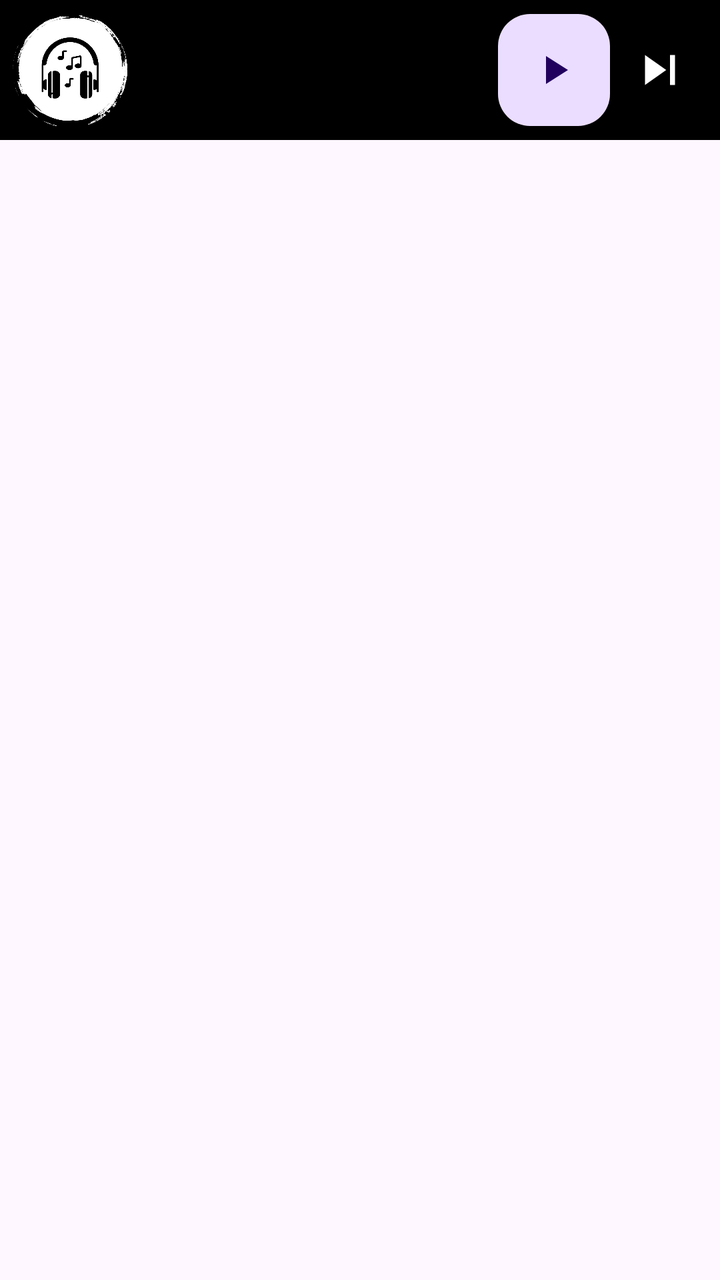
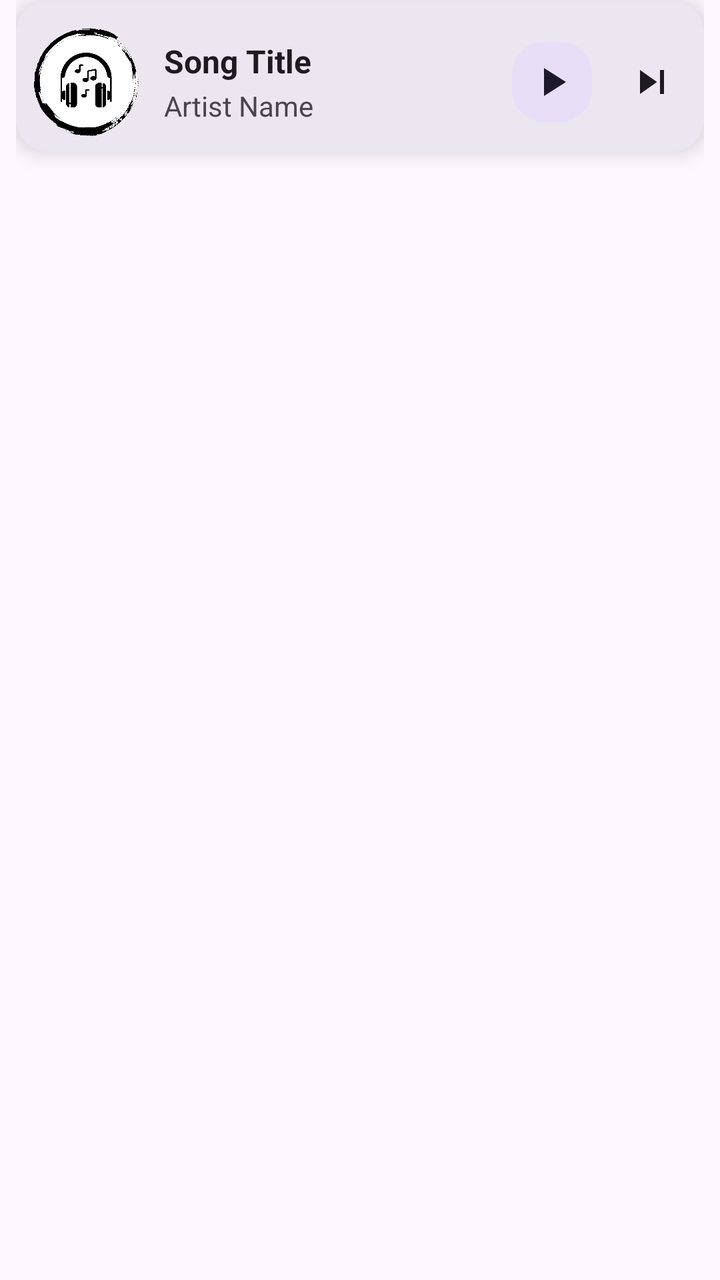

Compare the two renders of this Android layout. The source of the first and the diff that turns it into the second are given below.
<!-- AndroidManifest.xml: application theme Theme.OneTheme -->
<!-- res/layout/fragment_now_player_bottom.xml -->
<?xml version="1.0" encoding="utf-8"?>
<FrameLayout xmlns:android="http://schemas.android.com/apk/res/android"
    xmlns:app="http://schemas.android.com/apk/res-auto"
    android:layout_width="match_parent"
    android:layout_height="match_parent">

    <RelativeLayout
        android:id="@+id/cardBottomPlayer"
        android:layout_width="match_parent"
        android:layout_height="wrap_content"
        android:background="?colorError"
        android:padding="5sp">

        <ImageView
            android:id="@+id/albumArt"
            android:layout_width="60sp"
            android:layout_height="60sp"
            android:scaleType="centerCrop"
            android:src="@drawable/logo" />

        <ImageView
            android:id="@+id/nextBtn"
            android:layout_width="30sp"
            android:layout_height="30sp"
            android:layout_alignParentEnd="true"
            android:layout_centerVertical="true"
            android:layout_marginEnd="10sp"
            android:src="@drawable/ic_skip_next" />

        <com.google.android.material.floatingactionbutton.FloatingActionButton
            android:id="@+id/playPauseBtn"
            android:layout_width="wrap_content"
            android:layout_height="wrap_content"
            android:layout_centerVertical="true"
            android:layout_marginEnd="10sp"
            android:layout_toStartOf="@+id/nextBtn"
            android:src="@drawable/ic_play"
            app:fabSize="mini" />

        <TextView
            android:id="@+id/name"
            android:layout_width="wrap_content"
            android:layout_height="wrap_content"
            android:layout_marginStart="15sp"
            android:layout_marginTop="5sp"
            android:layout_toStartOf="@+id/playPauseBtn"
            android:layout_toEndOf="@+id/albumArt"
            android:maxLines="1"
            android:textColor="?colorOnBackground"
            android:textSize="18sp" />

        <TextView
            android:id="@+id/artist"
            android:layout_width="wrap_content"
            android:layout_height="wrap_content"
            android:layout_below="@+id/name"
            android:layout_marginStart="15sp"
            android:layout_marginTop="5sp"
            android:layout_toStartOf="@+id/playPauseBtn"
            android:layout_toEndOf="@+id/albumArt"
            android:maxLines="1"
            android:textColor="?colorOnBackground"
            android:textSize="15sp" />

    </RelativeLayout>

</FrameLayout>
<!-- resources referenced by this layout -->
<resources>
  <!-- drawable ic_play (drawable) -->
  <vector xmlns:android="http://schemas.android.com/apk/res/android"
      android:width="24dp"
      android:height="24dp"
      android:viewportWidth="24"
      android:viewportHeight="24"
      android:tint="?attr/colorControlNormal">
    <path
        android:fillColor="@android:color/white"
        android:pathData="M8,5v14l11,-7z"/>
  </vector>
  <!-- drawable ic_skip_next (drawable) -->
  <vector xmlns:android="http://schemas.android.com/apk/res/android"
      android:width="24dp"
      android:height="24dp"
      android:viewportWidth="24"
      android:viewportHeight="24">
      <path
          android:fillColor="@color/white"
          android:pathData="M6,18l8.5,-6L6,6v12zM16,6v12h2V6h-2z" />
  </vector>
  <!-- drawable logo: png bitmap (drawable, 176856 bytes) -->
  <style name="Theme.OneTheme" parent="Base.Theme.OneTheme" />
  <color name="white">#ffffff</color>
  <style name="Base.Theme.OneTheme" parent="Theme.Material3.DayNight">
          
          
          <item name="colorPrimary">@color/colorPrimary</item>
          <item name="colorPrimaryDark">@color/basic_2</item>
          <item name="colorAccent">@color/basic_2</item>
          <item name="color">@color/white</item>
          <item name="background">@color/basic_2</item>
          <item name="tickColor">@color/basic_2</item>
          <item name="trackColor">@color/basic_2</item>
          <item name="colorOnBackground">@color/white</item>
          <item name="colorError">@color/dark</item>
          <item name="colorOnError">@color/basic_2</item>
      </style>
  <color name="colorPrimary">#fff</color>
      //Needed
  <color name="basic_2">#3c415e</color>
  <color name="dark">#000000</color>
</resources>

<!-- the commit's change to res/layout/fragment_now_player_bottom.xml (unified diff, before → after) -->
@@ -1,67 +1,122 @@
 <?xml version="1.0" encoding="utf-8"?>
-<FrameLayout xmlns:android="http://schemas.android.com/apk/res/android"
+<FrameLayout android:layout_width="match_parent"
+    android:layout_height="wrap_content"
     xmlns:app="http://schemas.android.com/apk/res-auto"
-    android:layout_width="match_parent"
-    android:layout_height="match_parent">
+    android:paddingStart="8dp"
+    android:paddingEnd="8dp"
+    android:paddingBottom="8dp"
+    xmlns:android="http://schemas.android.com/apk/res/android">
 
-    <RelativeLayout
+    <com.google.android.material.card.MaterialCardView
         android:id="@+id/cardBottomPlayer"
         android:layout_width="match_parent"
         android:layout_height="wrap_content"
-        android:background="?colorError"
-        android:padding="5sp">
+        app:cardCornerRadius="16dp"
+        app:cardElevation="6dp"
+        app:cardBackgroundColor="?attr/colorSurfaceContainerHigh"
+        app:strokeWidth="0dp">
 
-        <ImageView
-            android:id="@+id/albumArt"
-            android:layout_width="60sp"
-            android:layout_height="60sp"
-            android:scaleType="centerCrop"
-            android:src="@drawable/logo" />
+        <androidx.constraintlayout.widget.ConstraintLayout
+            android:layout_width="match_parent"
+            android:layout_height="wrap_content">
 
-        <ImageView
-            android:id="@+id/nextBtn"
-            android:layout_width="30sp"
-            android:layout_height="30sp"
-            android:layout_alignParentEnd="true"
-            android:layout_centerVertical="true"
-            android:layout_marginEnd="10sp"
-            android:src="@drawable/ic_skip_next" />
+            
+            <ProgressBar
+                android:id="@+id/miniProgressBar"
+                style="?android:attr/progressBarStyleHorizontal"
+                android:layout_width="0dp"
+                android:layout_height="3dp"
+                android:max="100"
+                android:progress="0"
+                android:progressTint="?attr/colorPrimary"
+                android:progressBackgroundTint="?attr/colorSurfaceVariant"
+                app:layout_constraintEnd_toEndOf="parent"
+                app:layout_constraintStart_toStartOf="parent"
+                app:layout_constraintTop_toTopOf="parent" />
 
-        <com.google.android.material.floatingactionbutton.FloatingActionButton
-            android:id="@+id/playPauseBtn"
-            android:layout_width="wrap_content"
-            android:layout_height="wrap_content"
-            android:layout_centerVertical="true"
-            android:layout_marginEnd="10sp"
-            android:layout_toStartOf="@+id/nextBtn"
-            android:src="@drawable/ic_play"
-            app:fabSize="mini" />
+            <com.google.android.material.imageview.ShapeableImageView
+                android:id="@+id/albumArt"
+                android:layout_width="54dp"
+                android:layout_height="54dp"
+                android:layout_marginStart="8dp"
+                android:layout_marginTop="11dp"
+                android:layout_marginBottom="8dp"
+                android:scaleType="centerCrop"
+                android:src="@drawable/logo"
+                app:layout_constraintBottom_toBottomOf="parent"
+                app:layout_constraintStart_toStartOf="parent"
+                app:layout_constraintTop_toBottomOf="@+id/miniProgressBar"
+                app:shapeAppearanceOverlay="@style/ShapeAppearance.App.CircleImage" />
 
-        <TextView
-            android:id="@+id/name"
-            android:layout_width="wrap_content"
-            android:layout_height="wrap_content"
-            android:layout_marginStart="15sp"
-            android:layout_marginTop="5sp"
-            android:layout_toStartOf="@+id/playPauseBtn"
-            android:layout_toEndOf="@+id/albumArt"
-            android:maxLines="1"
-            android:textColor="?colorOnBackground"
-            android:textSize="18sp" />
+            <TextView
+                android:id="@+id/name"
+                android:layout_width="0dp"
+                android:layout_height="wrap_content"
+                android:layout_marginStart="12dp"
+                android:layout_marginEnd="12dp"
+                android:ellipsize="end"
+                android:maxLines="1"
+                android:text="Song Title"
+                android:textColor="?attr/colorOnSurface"
+                android:textSize="16sp"
+                android:textStyle="bold"
+                app:layout_constraintBottom_toTopOf="@+id/artist"
+                app:layout_constraintEnd_toStartOf="@+id/playPauseBtn"
+                app:layout_constraintStart_toEndOf="@+id/albumArt"
+                app:layout_constraintTop_toTopOf="@+id/albumArt"
+                app:layout_constraintVertical_chainStyle="packed" />
 
-        <TextView
-            android:id="@+id/artist"
-            android:layout_width="wrap_content"
-            android:layout_height="wrap_content"
-            android:layout_below="@+id/name"
-            android:layout_marginStart="15sp"
-            android:layout_marginTop="5sp"
-            android:layout_toStartOf="@+id/playPauseBtn"
-            android:layout_toEndOf="@+id/albumArt"
-            android:maxLines="1"
-            android:textColor="?colorOnBackground"
-            android:textSize="15sp" />
+            <TextView
+                android:id="@+id/artist"
+                android:layout_width="0dp"
+                android:layout_height="wrap_content"
+                android:layout_marginStart="12dp"
+                android:layout_marginEnd="12dp"
+                android:layout_marginTop="2dp"
+                android:ellipsize="end"
+                android:maxLines="1"
+                android:text="Artist Name"
+                android:textColor="?attr/colorOnSurfaceVariant"
+                android:textSize="14sp"
+                app:layout_constraintBottom_toBottomOf="@+id/albumArt"
+                app:layout_constraintEnd_toStartOf="@+id/playPauseBtn"
+                app:layout_constraintStart_toEndOf="@+id/albumArt"
+                app:layout_constraintTop_toBottomOf="@+id/name" />
 
-    </RelativeLayout>
+            <com.google.android.material.floatingactionbutton.FloatingActionButton
+                android:id="@+id/playPauseBtn"
+                android:layout_width="wrap_content"
+                android:layout_height="wrap_content"
+                android:layout_marginEnd="8dp"
+                android:contentDescription="Play or Pause"
+                android:src="@drawable/ic_play"
+                app:fabCustomSize="40dp"
+                app:maxImageSize="24dp"
+                app:backgroundTint="?attr/colorSecondaryContainer"
+                app:tint="?attr/colorOnSecondaryContainer"
+                app:elevation="0dp"
+                app:layout_constraintBottom_toBottomOf="@+id/albumArt"
+                app:layout_constraintEnd_toStartOf="@+id/nextBtn"
+                app:layout_constraintTop_toTopOf="@+id/albumArt" />
+
+            <ImageView
+                android:id="@+id/nextBtn"
+                android:layout_width="36dp"
+                android:layout_height="36dp"
+                android:layout_marginEnd="8dp"
+                android:background="?attr/selectableItemBackgroundBorderless"
+                android:clickable="true"
+                android:focusable="true"
+                android:padding="6dp"
+                android:contentDescription="Next Song"
+                android:src="@drawable/ic_skip_next"
+                app:tint="?attr/colorOnSurface"
+                app:layout_constraintBottom_toBottomOf="@+id/albumArt"
+                app:layout_constraintEnd_toEndOf="parent"
+                app:layout_constraintTop_toTopOf="@+id/albumArt" />
+
+        </androidx.constraintlayout.widget.ConstraintLayout>
+
+    </com.google.android.material.card.MaterialCardView>
 
 </FrameLayout>
<!-- resource entries referenced after the edit -->
@@ -22,6 +22,9 @@
           android:pathData="M6,18l8.5,-6L6,6v12zM16,6v12h2V6h-2z" />
   </vector>
   <!-- drawable logo: png bitmap (drawable, 176856 bytes) -->
+  <style name="ShapeAppearance.App.CircleImage" parent="">
+          <item name="cornerSize">8dp</item>
+      </style>
   <style name="Theme.OneTheme" parent="Base.Theme.OneTheme" />
   <color name="white">#ffffff</color>
   <style name="Base.Theme.OneTheme" parent="Theme.Material3.DayNight">
